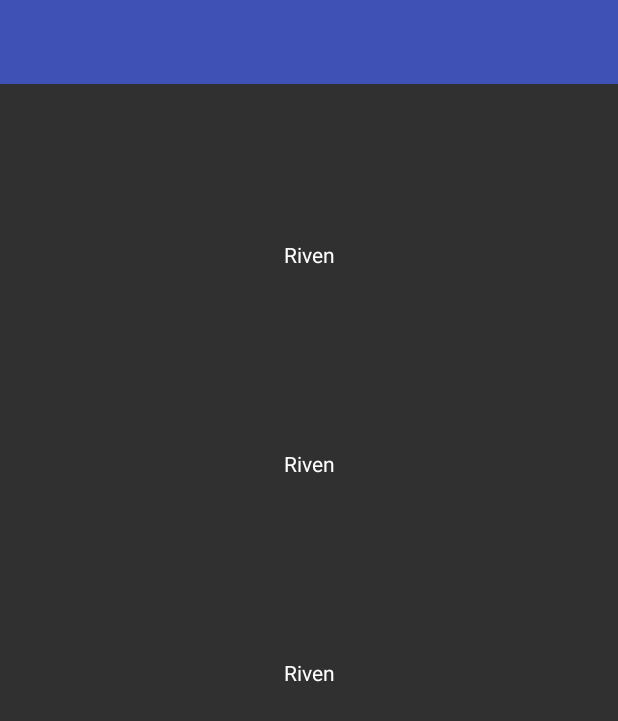
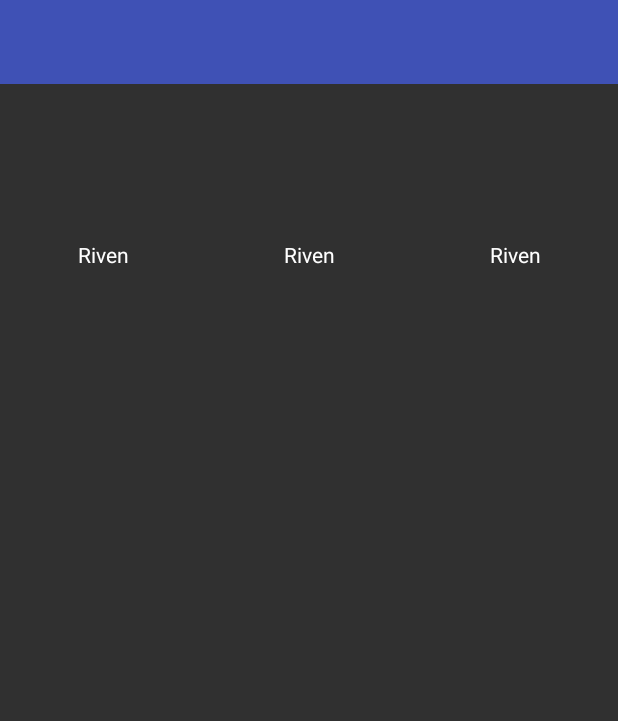
Before and after one commit to matthieucoisne/LeagueChampions, an Android app: the layout activity_champions.xml on its own in the app's theme, with its tools: preview values and no code run, on a phone screen of 412 x 824 dp. Shown: the top 721 px of the screen. Run offline under Robolectric (Android 15) with nearby library versions, the phone set to English and light mode, and no system bars.

Commit message:
Champions now uses databinding

```diff
--- a/app/src/main/res/layout/activity_champions.xml
+++ b/app/src/main/res/layout/activity_champions.xml
@@ -1,7 +1,9 @@
+<?xml version="1.0" encoding="utf-8" ?>
+<layout xmlns:android="http://schemas.android.com/apk/res/android"
+    xmlns:app="http://schemas.android.com/apk/res-auto"
+    xmlns:tools="http://schemas.android.com/tools">
+
     <android.support.constraint.ConstraintLayout
-    xmlns:android="http://schemas.android.com/apk/res/android"
-    xmlns:app="http://schemas.android.com/apk/res-auto"
-    xmlns:tools="http://schemas.android.com/tools"
         android:layout_width="match_parent"
         android:layout_height="match_parent">
 
@@ -11,16 +13,19 @@
             android:layout_height="?attr/actionBarSize"
             android:background="?attr/colorPrimary"
             app:layout_constraintEnd_toEndOf="parent"
-        app:layout_constraintStart_toStartOf="parent"/>
+            app:layout_constraintStart_toStartOf="parent" />
 
         <android.support.v7.widget.RecyclerView
             android:id="@+id/activity_champions_rvChampions"
             android:layout_width="0dp"
             android:layout_height="0dp"
             android:scrollbars="none"
+            app:layoutManager="android.support.v7.widget.GridLayoutManager"
             app:layout_constraintBottom_toBottomOf="parent"
             app:layout_constraintEnd_toEndOf="parent"
             app:layout_constraintStart_toStartOf="parent"
             app:layout_constraintTop_toBottomOf="@+id/activity_champions_toolbar"
-        tools:listitem="@layout/activity_champions_row"/>
+            app:spanCount="3"
+            tools:listitem="@layout/activity_champions_item" />
     </android.support.constraint.ConstraintLayout>
+</layout>
--- /dev/null
+++ b/app/src/main/res/layout/activity_champions_item.xml
@@ -0,0 +1,51 @@
+<?xml version="1.0" encoding="utf-8"?>
+<layout xmlns:android="http://schemas.android.com/apk/res/android"
+    xmlns:app="http://schemas.android.com/apk/res-auto"
+    xmlns:tools="http://schemas.android.com/tools">
+
+    <data>
+
+        <variable
+            name="champion"
+            type="com.leaguechampions.data.model.Champion" />
+
+        <!--<variable-->
+            <!--name="onItemClickListener"-->
+            <!--type="com.leaguechampions.ui.champions.ChampionsAdapter.OnItemClickListener" />-->
+    </data>
+
+    <!--<android.support.constraint.ConstraintLayout-->
+        <!--android:layout_width="match_parent"-->
+        <!--android:layout_height="wrap_content"-->
+        <!--android:background="?attr/selectableItemBackground"-->
+        <!--android:onClick="@{() -> onItemClickListener.onItemClick(champion)}"-->
+        <!--android:padding="16dp">-->
+
+    <android.support.constraint.ConstraintLayout
+        android:layout_width="match_parent"
+        android:layout_height="wrap_content"
+        android:background="?attr/selectableItemBackground"
+        android:padding="16dp">
+
+        <ImageView
+            android:id="@+id/activity_champions_item_ivChampion"
+            android:layout_width="80dp"
+            android:layout_height="80dp"
+            app:champion="@{champion}"
+            app:layout_constraintEnd_toEndOf="parent"
+            app:layout_constraintStart_toStartOf="parent"
+            app:layout_constraintTop_toTopOf="parent" />
+
+        <TextView
+            android:id="@+id/activity_champions_item_tvChampion"
+            android:layout_width="wrap_content"
+            android:layout_height="wrap_content"
+            android:layout_marginTop="8dp"
+            android:text="@{champion.name}"
+            android:textColor="@android:color/white"
+            app:layout_constraintEnd_toEndOf="parent"
+            app:layout_constraintStart_toStartOf="parent"
+            app:layout_constraintTop_toBottomOf="@+id/activity_champions_item_ivChampion"
+            tools:text="Riven" />
+    </android.support.constraint.ConstraintLayout>
+</layout>
--- a/app/src/main/res/layout/activity_champions_row.xml
+++ /dev/null
@@ -1,29 +0,0 @@
-<?xml version="1.0" encoding="utf-8"?>
-<android.support.constraint.ConstraintLayout
-    xmlns:android="http://schemas.android.com/apk/res/android"
-    xmlns:app="http://schemas.android.com/apk/res-auto"
-    xmlns:tools="http://schemas.android.com/tools"
-    android:layout_width="match_parent"
-    android:layout_height="wrap_content"
-    android:background="?attr/selectableItemBackground"
-    android:padding="16dp">
-
-    <ImageView
-        android:id="@+id/activity_champions_row_ivChampion"
-        android:layout_width="80dp"
-        android:layout_height="80dp"
-        app:layout_constraintEnd_toEndOf="parent"
-        app:layout_constraintStart_toStartOf="parent"
-        app:layout_constraintTop_toTopOf="parent"/>
-
-    <TextView
-        android:id="@+id/activity_champions_row_tvChampion"
-        android:layout_width="wrap_content"
-        android:layout_height="wrap_content"
-        android:layout_marginTop="8dp"
-        android:textColor="@android:color/white"
-        app:layout_constraintEnd_toEndOf="parent"
-        app:layout_constraintStart_toStartOf="parent"
-        app:layout_constraintTop_toBottomOf="@+id/activity_champions_row_ivChampion"
-        tools:text="Riven"/>
-</android.support.constraint.ConstraintLayout>
```
Also changed, not shown: app/src/main/java/com/leaguechampions/ui/champions/ChampionsActivity.kt (+23 -27 lines), app/src/main/java/com/leaguechampions/ui/champions/ChampionsAdapter.kt (+21 -45 lines). Lines whose indentation alone changed are shown as unchanged.
